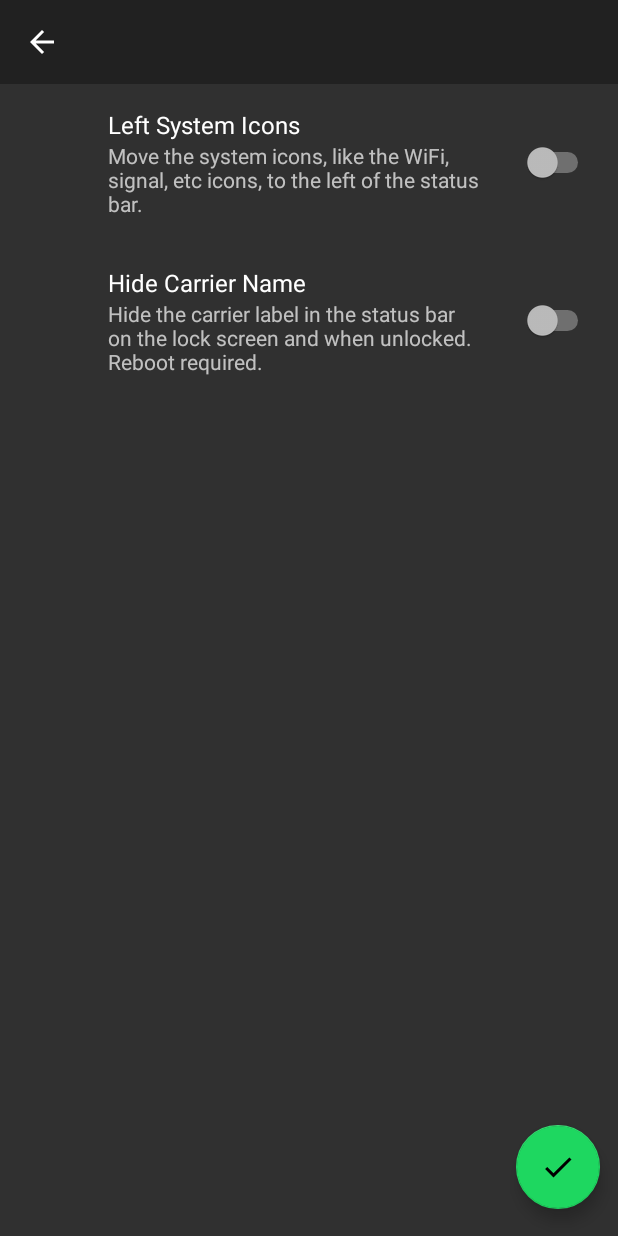
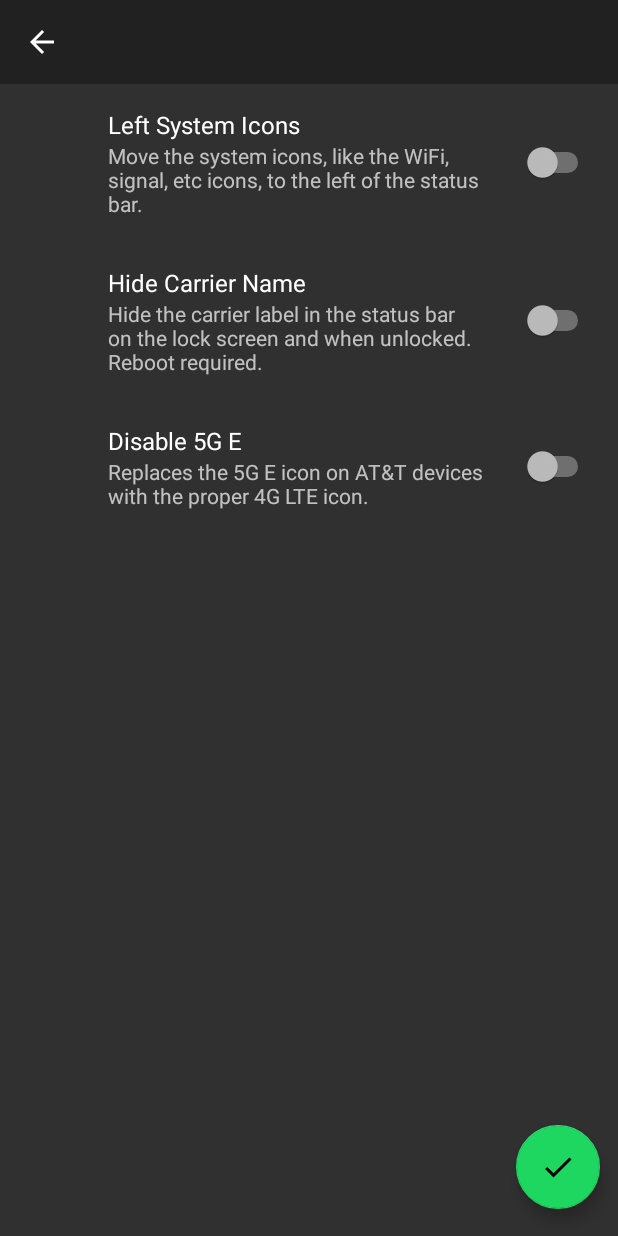
Before and after one commit to zacharee/OneUITuner, an Android app: the StatusBar screen opened through its navigation route, on a phone screen of 412 x 824 dp. Run offline under Robolectric (Android 15) with nearby library versions, the phone set to English and light mode, and no system bars; our stand-ins replace androidx.preference; libraries missing offline, so code that uses them is left out: eu.chainfire.libsuperuser; network calls fail; 1 statement that could not run was skipped.

Commit message:
Implement 5G E disabler

```diff
--- a/app/src/main/java/tk/zwander/oneuituner/util/PrefManager.kt
+++ b/app/src/main/java/tk/zwander/oneuituner/util/PrefManager.kt
@@ -37,6 +37,7 @@ class PrefManager private constructor(context: Context) : ContextWrapper(context
 
         const val LEFT_SYSTEM_ICONS = "left_system_icons"
         const val HIDE_STATUS_BAR_CARRIER = "hide_status_bar_carrier"
+        const val DISABLE_5GE = "disable_5ge"
 
         const val LOCK_SCREEN_ROTATION = "lock_screen_rotation"
     }
@@ -91,6 +92,9 @@ class PrefManager private constructor(context: Context) : ContextWrapper(context
     val hideStatusBarCarrier: Boolean
         get() = getBoolean(HIDE_STATUS_BAR_CARRIER, resourceBool(R.bool.hide_status_bar_carrier_default))
 
+    val disable5ge: Boolean
+        get() = getBoolean(DISABLE_5GE, resourceBool(R.bool.disable_5ge_default))
+
     val lockScreenRotation: Boolean
         get() = getBoolean(LOCK_SCREEN_ROTATION, resourceBool(R.bool.lock_screen_rotation_default))
 
--- a/app/src/main/res/values/defaults.xml
+++ b/app/src/main/res/values/defaults.xml
@@ -7,6 +7,7 @@
     <bool name="left_system_icons_default">false</bool>
     <bool name="hide_status_bar_carrier_default">false</bool>
     <bool name="lock_screen_rotation_default">false</bool>
+    <bool name="disable_5ge_default">false</bool>
 
     <string name="custom_clock_format_default">h:mm a</string>
     <string name="custom_qs_date_format_default">EEEMMMMdd</string>
--- a/app/src/main/res/values/strings.xml
+++ b/app/src/main/res/values/strings.xml
@@ -31,12 +31,14 @@
     <string name="qs_row_count_landscape">QS Row Count (Landscape)</string>
     <string name="qs_col_count_portrait">QS Column Count (Portrait)</string>
     <string name="qs_col_count_landscape">QS Column Count (Landscape)</string>
+    <string name="disable_5ge">Disable 5G E</string>
 
     <string name="root_required_desc">Because of limitations added in later versions of One UI, your device must be rooted to use this app.</string>
     <string name="custom_clock_desc">Replaces Samsung\'s status bar clock with a custom version that allows you to set your own time format.</string>
     <string name="old_recents_desc">Restores the old vertical Recents carousel. Reboot required.</string>
     <string name="left_system_icons_desc">Move the system icons, like the WiFi, signal, etc icons, to the left of the status bar.</string>
     <string name="hide_status_bar_carrier_desc">Hide the carrier label in the status bar on the lock screen and when unlocked. Reboot required.</string>
+    <string name="disable_5ge_desc">Replaces the 5G E icon on AT&amp;T devices with the proper 4G LTE icon.</string>
 
     <string name="qqs_hint">Set your QS grid to 5x3 if the header icons overlap at higher values.</string>
     <string name="qs_row_col_hint">Set your QS grid to 5x3 for these to take effect.</string>
--- a/app/src/main/res/xml/status_bar.xml
+++ b/app/src/main/res/xml/status_bar.xml
@@ -15,4 +15,11 @@
         android:defaultValue="@bool/hide_status_bar_carrier_default"
         />
 
+    <SwitchPreference
+        android:title="@string/disable_5ge"
+        android:summary="@string/disable_5ge_desc"
+        android:key="disable_5ge"
+        android:defaultValue="@bool/disable_5ge_default"
+        />
+
 </PreferenceScreen>
```
Also changed, not shown: app/src/main/java/tk/zwander/oneuituner/util/OverlayManager.kt (+13 -0 lines).
